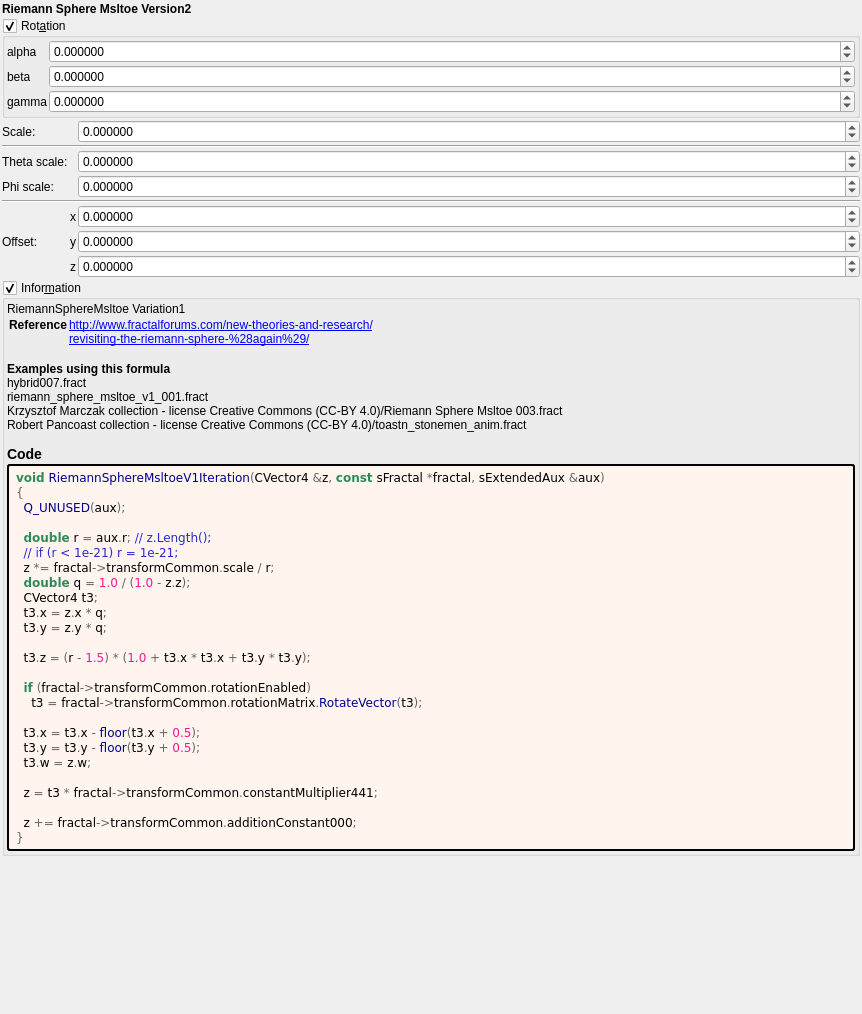
This is mandelbulber2/formula/ui/riemann_sphere_msltoe_v2.ui in buddhi1980/mandelbulber2 as Qt 5 draws it before an edit. The edited form follows.
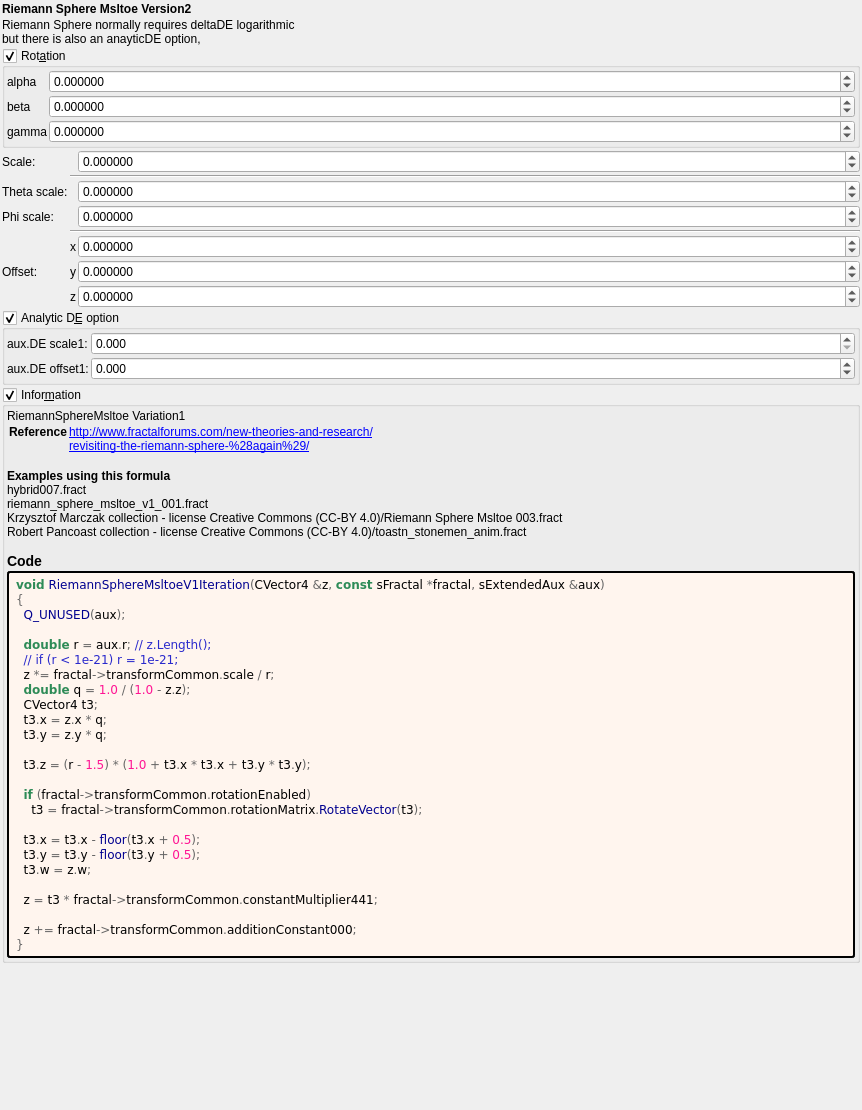
This is the edited form. Custom widgets are drawn as their Qt base class.

Commit message: analytic DE option for riemann_sphere_msltoe_v2.ui

The edit to the form file:
```diff
--- a/mandelbulber2/formula/ui/riemann_sphere_msltoe_v2.ui
+++ b/mandelbulber2/formula/ui/riemann_sphere_msltoe_v2.ui
@@ -7,7 +7,7 @@
     <x>0</x>
     <y>0</y>
     <width>862</width>
-    <height>1014</height>
+    <height>1110</height>
    </rect>
   </property>
   <property name="windowTitle">
@@ -42,6 +42,14 @@
      </property>
     </widget>
    </item>
+   <item>
+    <widget class="QLabel" name="label_37">
+     <property name="text">
+      <string notr="true">Riemann Sphere normally requires deltaDE logarithmic
+but there is also an anayticDE option,</string>
+     </property>
+    </widget>
+   </item>
    <item>
     <widget class="MyGroupBox" name="groupCheck_transf_rotation_enabled">
      <property name="title">
@@ -340,13 +348,6 @@
        </property>
       </widget>
      </item>
-     <item row="4" column="1" colspan="3">
-      <widget class="Line" name="line_53">
-       <property name="orientation">
-        <enum>Qt::Horizontal</enum>
-       </property>
-      </widget>
-     </item>
      <item row="6" column="2">
       <widget class="QLabel" name="label_113">
        <property name="text">
@@ -361,20 +362,6 @@
        </property>
       </widget>
      </item>
-     <item row="7" column="1">
-      <widget class="QLabel" name="label_257">
-       <property name="text">
-        <string/>
-       </property>
-      </widget>
-     </item>
-     <item row="1" column="1" colspan="3">
-      <widget class="Line" name="line_55">
-       <property name="orientation">
-        <enum>Qt::Horizontal</enum>
-       </property>
-      </widget>
-     </item>
      <item row="3" column="1">
       <widget class="QLabel" name="label_108">
        <property name="text">
@@ -424,15 +411,129 @@
        </property>
       </widget>
      </item>
-     <item row="5" column="1">
-      <widget class="QLabel" name="label_253">
-       <property name="text">
-        <string/>
+     <item row="4" column="2" colspan="2">
+      <widget class="Line" name="line_53">
+       <property name="orientation">
+        <enum>Qt::Horizontal</enum>
+       </property>
+      </widget>
+     </item>
+     <item row="1" column="2" colspan="2">
+      <widget class="Line" name="line_55">
+       <property name="orientation">
+        <enum>Qt::Horizontal</enum>
        </property>
       </widget>
      </item>
     </layout>
    </item>
+   <item>
+    <widget class="MyGroupBox" name="groupCheck_analyticDE_enabled">
+     <property name="toolTip">
+      <string>Occasionally disable in Hybrid Mode. A few hybrid settings may work best with the analytic DE code disabled in this formula.</string>
+     </property>
+     <property name="title">
+      <string>Analytic D&amp;E option</string>
+     </property>
+     <property name="checkable">
+      <bool>true</bool>
+     </property>
+     <layout class="QVBoxLayout" name="verticalLayout_52">
+      <property name="spacing">
+       <number>2</number>
+      </property>
+      <property name="leftMargin">
+       <number>2</number>
+      </property>
+      <property name="topMargin">
+       <number>2</number>
+      </property>
+      <property name="rightMargin">
+       <number>2</number>
+      </property>
+      <property name="bottomMargin">
+       <number>2</number>
+      </property>
+      <item>
+       <layout class="QGridLayout" name="gridLayout_27" columnstretch="0,0,1">
+        <property name="spacing">
+         <number>2</number>
+        </property>
+        <item row="2" column="1">
+         <widget class="QLabel" name="label_177">
+          <property name="text">
+           <string>aux.DE offset1:</string>
+          </property>
+         </widget>
+        </item>
+        <item row="1" column="1">
+         <widget class="QLabel" name="label_176">
+          <property name="text">
+           <string>aux.DE scale1:</string>
+          </property>
+         </widget>
+        </item>
+        <item row="2" column="2">
+         <widget class="MyDoubleSpinBox" name="spinbox_analyticDE_offset_1">
+          <property name="sizePolicy">
+           <sizepolicy hsizetype="Minimum" vsizetype="Maximum">
+            <horstretch>0</horstretch>
+            <verstretch>0</verstretch>
+           </sizepolicy>
+          </property>
+          <property name="prefix">
+           <string/>
+          </property>
+          <property name="suffix">
+           <string/>
+          </property>
+          <property name="decimals">
+           <number>3</number>
+          </property>
+          <property name="minimum">
+           <double>-99.000000000000000</double>
+          </property>
+          <property name="maximum">
+           <double>99.000000000000000</double>
+          </property>
+          <property name="singleStep">
+           <double>0.100000000000000</double>
+          </property>
+         </widget>
+        </item>
+        <item row="1" column="2">
+         <widget class="MyDoubleSpinBox" name="spinbox_analyticDE_scale_1">
+          <property name="sizePolicy">
+           <sizepolicy hsizetype="Minimum" vsizetype="Maximum">
+            <horstretch>0</horstretch>
+            <verstretch>0</verstretch>
+           </sizepolicy>
+          </property>
+          <property name="prefix">
+           <string/>
+          </property>
+          <property name="suffix">
+           <string/>
+          </property>
+          <property name="decimals">
+           <number>3</number>
+          </property>
+          <property name="minimum">
+           <double>0.000000000000000</double>
+          </property>
+          <property name="maximum">
+           <double>99.000000000000000</double>
+          </property>
+          <property name="singleStep">
+           <double>0.100000000000000</double>
+          </property>
+         </widget>
+        </item>
+       </layout>
+      </item>
+     </layout>
+    </widget>
+   </item>
    <item>
     <widget class="MyGroupBox" name="groupCheck_info">
      <property name="title">
```
Left out of the diff: 4 changed lines with no effect on the pictures. The commit also changes 2 other files.
